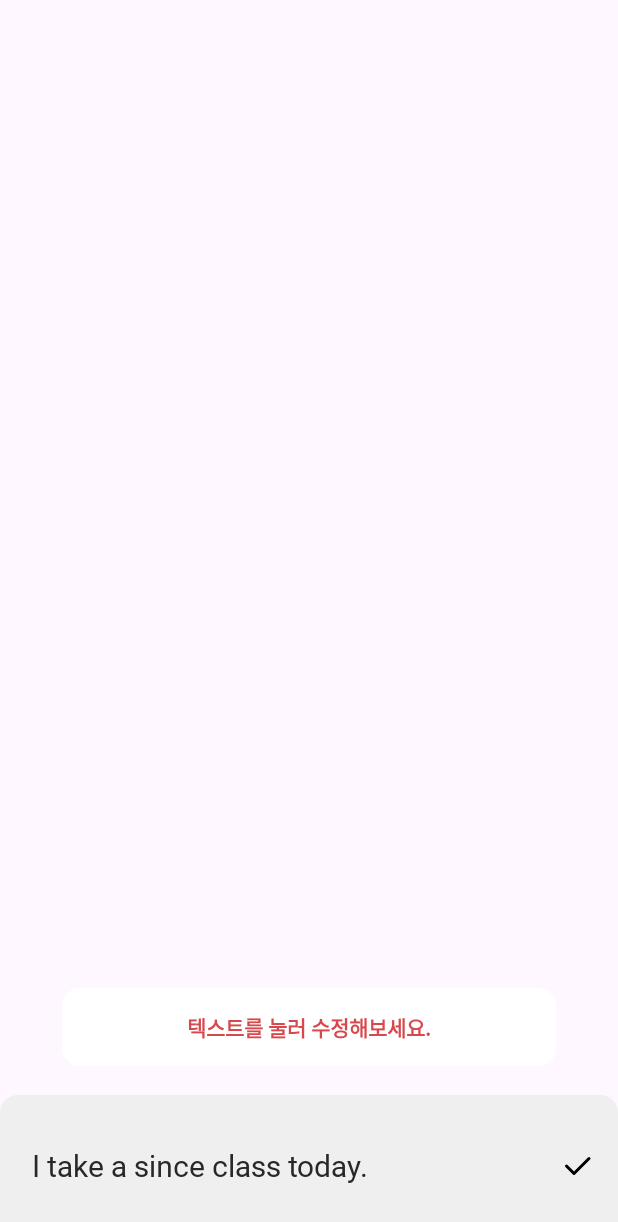
After one commit to TeamTalkable/ANDROID, an Android app: the layout view_talk_speech.xml on its own in the app's theme, with its tools: preview values and no code run, on a phone screen of 412 x 824 dp. The commit adds this screen. Shown: the top 1222 px of the screen. Run offline under Robolectric (Android 15) with nearby library versions, the phone set to English and light mode, and no system bars.

Commit message:
#23 [UI] talk UI 수정

```diff
--- a/app/src/main/java/com/talkable/presentation/talk/TalkFragment.kt
+++ b/app/src/main/java/com/talkable/presentation/talk/TalkFragment.kt
@@ -27,6 +27,7 @@ class TalkFragment : BindingFragment<FragmentTalkBinding>(R.layout.fragment_talk
         initListenBtnClickListener()
         initTranslateBtnClickListener()
         initShowBtnClickListener()
+        initSpeakBtnClickListener()
         initHintTextViewClickListener()
         initTalkAdapter()
     }
@@ -136,6 +137,17 @@ class TalkFragment : BindingFragment<FragmentTalkBinding>(R.layout.fragment_talk
         }
     }
 
+    // 말하기 버튼 클릭
+    private fun initSpeakBtnClickListener() {
+        with(binding) {
+            btnTalkSpeak.setOnClickListener {
+                includeLayoutTalkSpeech.layoutTalkSpeech.visibility = VISIBLE
+                btnTalkSpeak.visibility = GONE
+                includeBottomSheetTalk.visibility = GONE
+            }
+        }
+    }
+
     // 힌트 클릭
     private fun initHintTextViewClickListener() {
         var clickCount = FIRST_CLICK
--- /dev/null
+++ b/app/src/main/res/drawable/ic_talk_speech_check.xml
@@ -0,0 +1,13 @@
+<vector xmlns:android="http://schemas.android.com/apk/res/android"
+    android:width="24dp"
+    android:height="24dp"
+    android:viewportWidth="24"
+    android:viewportHeight="24">
+  <path
+      android:pathData="M20,7L10,17L5,12"
+      android:strokeLineJoin="round"
+      android:strokeWidth="2"
+      android:fillColor="#00000000"
+      android:strokeColor="#000000"
+      android:strokeLineCap="round"/>
+</vector>
--- /dev/null
+++ b/app/src/main/res/drawable/shape_speech_fill_12_top_rect.xml
@@ -0,0 +1,8 @@
+<?xml version="1.0" encoding="utf-8"?>
+<shape xmlns:android="http://schemas.android.com/apk/res/android"
+    android:shape="rectangle">
+    <solid android:color="@color/speech_bg" />
+    <corners
+        android:topLeftRadius="12dp"
+        android:topRightRadius="12dp" />
+</shape>
--- a/app/src/main/res/layout/fragment_talk.xml
+++ b/app/src/main/res/layout/fragment_talk.xml
@@ -204,5 +204,15 @@
             app:layout_constraintBottom_toBottomOf="parent"
             app:layout_constraintEnd_toEndOf="parent"
             app:layout_constraintStart_toStartOf="parent" />
+
+        <include
+            android:id="@+id/include_layout_talk_speech"
+            layout="@layout/view_talk_speech"
+            android:layout_width="match_parent"
+            android:layout_height="match_parent"
+            android:visibility="gone"
+            app:layout_constraintBottom_toBottomOf="parent"
+            app:layout_constraintEnd_toEndOf="parent"
+            app:layout_constraintStart_toStartOf="parent" />
     </androidx.constraintlayout.widget.ConstraintLayout>
 </layout>
--- /dev/null
+++ b/app/src/main/res/layout/view_talk_speech.xml
@@ -0,0 +1,71 @@
+<?xml version="1.0" encoding="utf-8"?>
+<layout xmlns:android="http://schemas.android.com/apk/res/android"
+    xmlns:app="http://schemas.android.com/apk/res-auto">
+
+    <data>
+
+    </data>
+
+    <androidx.constraintlayout.widget.ConstraintLayout
+        android:id="@+id/layout_talk_speech"
+        android:layout_width="match_parent"
+        android:layout_height="match_parent">
+
+        <ImageView
+            android:id="@+id/iv_talk_speech_title"
+            android:layout_width="0dp"
+            android:layout_height="52dp"
+            android:layout_marginHorizontal="41dp"
+            android:layout_marginBottom="19dp"
+            android:background="@drawable/shape_white_fill_12_rect"
+            app:layout_constraintBottom_toTopOf="@id/iv_talk_speech_bg"
+            app:layout_constraintEnd_toEndOf="parent"
+            app:layout_constraintStart_toStartOf="parent" />
+
+        <TextView
+            android:id="@+id/tv_talk_speech_title"
+            android:layout_width="wrap_content"
+            android:layout_height="wrap_content"
+            android:text="@string/tv_talk_speech"
+            android:textColor="@color/main_4"
+            android:textAppearance="@style/TextAppearance.Talkable.sub_b_14"
+            app:layout_constraintBottom_toBottomOf="@id/iv_talk_speech_title"
+            app:layout_constraintEnd_toEndOf="@id/iv_talk_speech_title"
+            app:layout_constraintStart_toStartOf="@id/iv_talk_speech_title"
+            app:layout_constraintTop_toTopOf="@id/iv_talk_speech_title" />
+
+        <ImageView
+            android:id="@+id/iv_talk_speech_bg"
+            android:layout_width="match_parent"
+            android:layout_height="94dp"
+            android:background="@drawable/shape_speech_fill_12_top_rect"
+            app:layout_constraintBottom_toBottomOf="parent"
+            app:layout_constraintEnd_toEndOf="parent"
+            app:layout_constraintStart_toStartOf="parent" />
+
+        <TextView
+            android:id="@+id/tv_talk_user_speech"
+            android:layout_width="0dp"
+            android:layout_height="wrap_content"
+            android:layout_marginVertical="35dp"
+            android:layout_marginStart="21dp"
+            android:textAppearance="@style/TextAppearance.Talkable.m_20"
+            android:layout_marginEnd="70dp"
+            android:text="I take a since class today."
+            app:layout_constraintBottom_toBottomOf="parent"
+            app:layout_constraintEnd_toEndOf="parent"
+            app:layout_constraintStart_toStartOf="parent"
+            app:layout_constraintTop_toTopOf="@id/iv_talk_speech_bg" />
+
+        <ImageButton
+            android:id="@+id/iv_talk_speech"
+            android:layout_width="wrap_content"
+            android:layout_height="wrap_content"
+            android:layout_marginEnd="15dp"
+            android:background="@android:color/transparent"
+            android:src="@drawable/ic_talk_speech_check"
+            app:layout_constraintBottom_toBottomOf="@id/tv_talk_user_speech"
+            app:layout_constraintEnd_toEndOf="parent"
+            app:layout_constraintTop_toTopOf="@id/tv_talk_user_speech" />
+    </androidx.constraintlayout.widget.ConstraintLayout>
+</layout>
--- a/app/src/main/res/values/colors.xml
+++ b/app/src/main/res/values/colors.xml
@@ -40,4 +40,5 @@
     <color name="eaeaea">#EAEAEA</color>
     <color name="dialog_bg">#252525</color>
     <color name="unselect_icon">#929292</color>
+    <color name="speech_bg">#EFEFEF</color>
 </resources>
--- a/app/src/main/res/values/strings.xml
+++ b/app/src/main/res/values/strings.xml
@@ -103,5 +103,6 @@
     <string name="tv_my_flower_progress_fourth">70분</string>
     <string name="tv_my_flower_progress_fifth">100분</string>
     <string name="appbar_title_talk_feedback">대화 피드백</string>
+    <string name="tv_talk_speech">텍스트를 눌러 수정해보세요.</string>
 
 </resources>
--- a/app/src/main/res/values/textAppearances.xml
+++ b/app/src/main/res/values/textAppearances.xml
@@ -91,4 +91,8 @@
         <item name="fontFamily">@font/font_pretendard_medium</item>
         <item name="android:textSize">10sp</item>
     </style>
+    <style name="TextAppearance.Talkable.m_20">
+        <item name="fontFamily">@font/font_pretendard_medium</item>
+        <item name="android:textSize">20sp</item>
+    </style>
 </resources>
```
